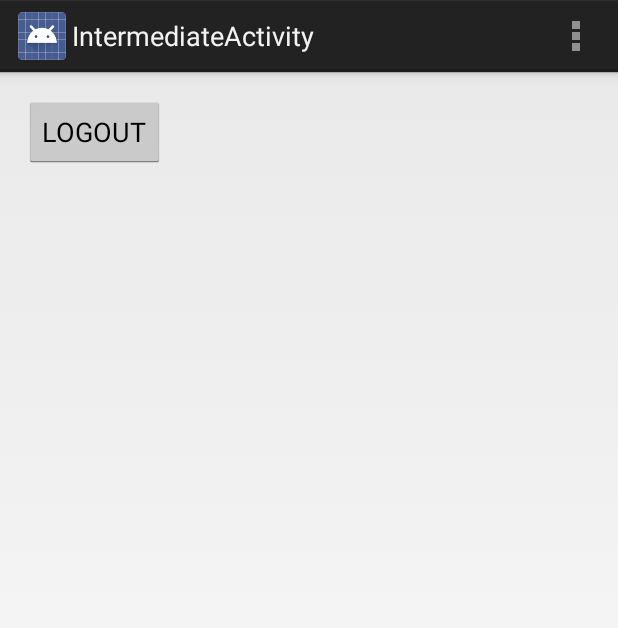
After one commit to OpticalCharacterRecognition/UsuarioLecturista, an Android app: the IntermediateActivity screen opened directly, with no data from a screen before it, on a phone screen of 412 x 824 dp. The commit adds this screen. Shown: the top 628 px of the screen. Run offline under Robolectric (Android 15) with nearby library versions, the phone set to English and light mode, and no system bars.

Commit message:
login to new activity

```diff
--- /dev/null
+++ b/app/src/main/java/com/fourtails/usuariolecturista/IntermediateActivity.java
@@ -0,0 +1,59 @@
+package com.fourtails.usuariolecturista;
+
+import android.app.Activity;
+import android.content.Intent;
+import android.os.Bundle;
+import android.view.Menu;
+import android.view.MenuItem;
+import android.view.View;
+import android.widget.Button;
+
+
+public class IntermediateActivity extends Activity {
+
+    public static final String COMES_FROM_LOGOUT = "COMES_FROM_LOGOUT";
+
+    @Override
+    protected void onCreate(Bundle savedInstanceState) {
+        super.onCreate(savedInstanceState);
+        setContentView(R.layout.activity_intermediate);
+
+        final Button logOutButton = (Button) findViewById(R.id.ButtonLogout);
+        logOutButton.setOnClickListener(new View.OnClickListener() {
+            @Override
+            public void onClick(View v) {
+                logoutButtonClicked();
+            }
+        });
+
+    }
+
+
+    @Override
+    public boolean onCreateOptionsMenu(Menu menu) {
+        // Inflate the menu; this adds items to the action bar if it is present.
+        getMenuInflater().inflate(R.menu.intermediate, menu);
+        return true;
+    }
+
+    @Override
+    public boolean onOptionsItemSelected(MenuItem item) {
+        // Handle action bar item clicks here. The action bar will
+        // automatically handle clicks on the Home/Up button, so long
+        // as you specify a parent activity in AndroidManifest.xml.
+        int id = item.getItemId();
+        if (id == R.id.action_settings) {
+            return true;
+        }
+        return super.onOptionsItemSelected(item);
+    }
+
+    public void logoutButtonClicked() {
+        Intent intent = new Intent(this, LoginActivity.class);
+        intent.putExtra(COMES_FROM_LOGOUT, true);
+        //staticComesFromLogout = true;
+        startActivity(intent);
+        // TODO: we might not want to start another intent and just finish this one and thus exposing the main login with the logout button
+        finish();
+    }
+}
--- /dev/null
+++ b/app/src/main/res/layout/activity_intermediate.xml
@@ -0,0 +1,17 @@
+<RelativeLayout xmlns:android="http://schemas.android.com/apk/res/android"
+    xmlns:tools="http://schemas.android.com/tools"
+    android:layout_width="match_parent"
+    android:layout_height="match_parent"
+    android:paddingLeft="@dimen/activity_horizontal_margin"
+    android:paddingRight="@dimen/activity_horizontal_margin"
+    android:paddingTop="@dimen/activity_vertical_margin"
+    android:paddingBottom="@dimen/activity_vertical_margin"
+    tools:context="com.fourtails.usuariolecturista.IntermediateActivity">
+
+    <Button
+        android:layout_width="wrap_content"
+        android:layout_height="wrap_content"
+        android:id="@+id/ButtonLogout"
+        android:text="LOGOUT"/>
+
+</RelativeLayout>
--- /dev/null
+++ b/app/src/main/res/menu/intermediate.xml
@@ -0,0 +1,8 @@
+<menu xmlns:android="http://schemas.android.com/apk/res/android"
+    xmlns:tools="http://schemas.android.com/tools"
+    tools:context="com.fourtails.usuariolecturista.IntermediateActivity" >
+    <item android:id="@+id/action_settings"
+        android:title="@string/action_settings"
+        android:orderInCategory="100"
+        android:showAsAction="never" />
+</menu>
--- a/app/src/main/res/values/strings.xml
+++ b/app/src/main/res/values/strings.xml
@@ -6,5 +6,6 @@
     <string name="action_settings">Settings</string>
     <string name="title_activity_login">LoginActivity</string>
     <string name="facebook_app_id">1475669572699600</string>
+    <string name="title_activity_intermediate">IntermediateActivity</string>
 
 </resources>
```
Also changed, not shown: app/src/main/AndroidManifest.xml (+13 -4 lines), app/src/main/java/com/fourtails/usuariolecturista/LoginFragment.java (+14 -3 lines).
